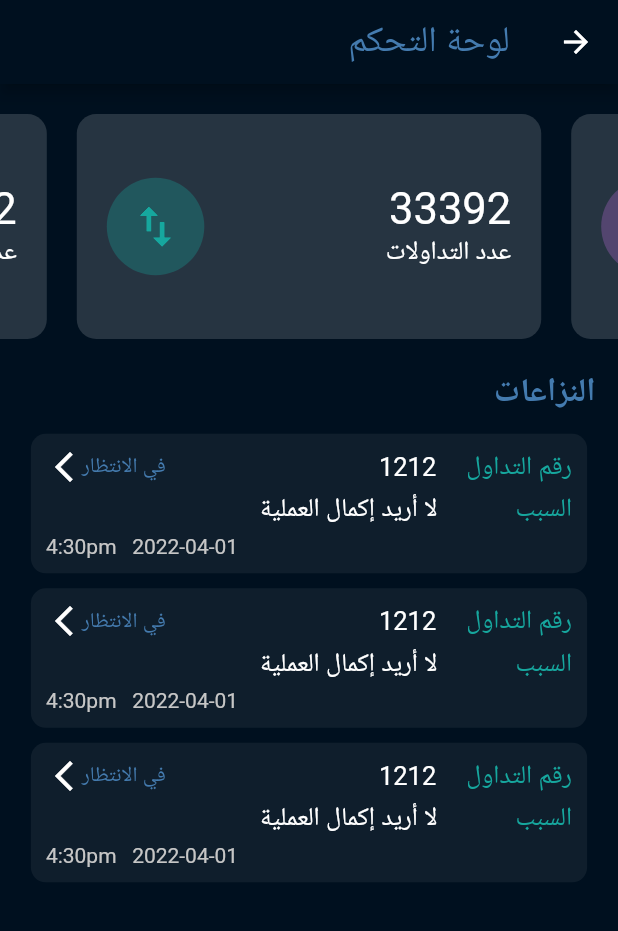
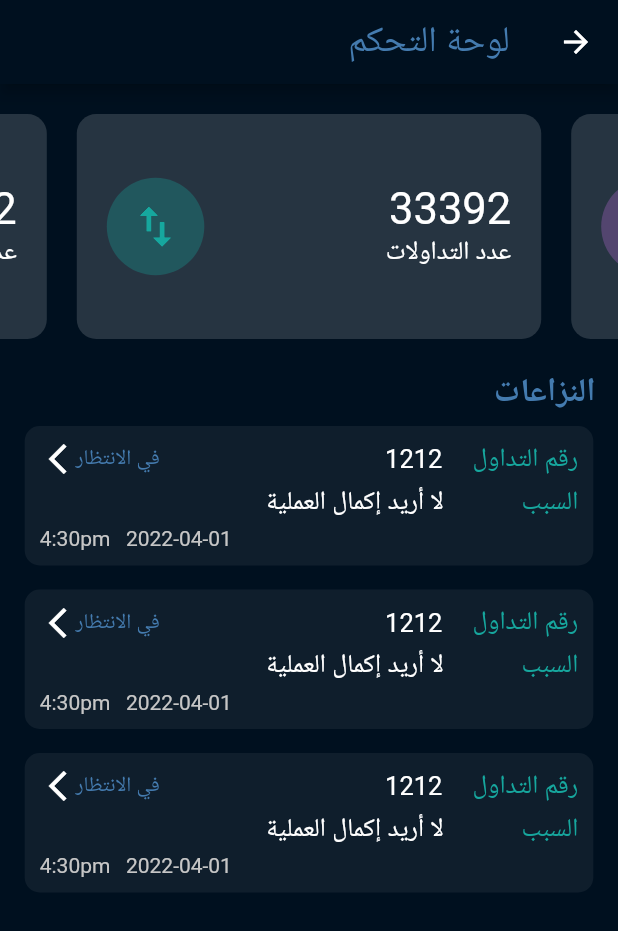
Before and after one commit to Abdulaziz4/aomlah, a Flutter app: the AdminDisputesView screen opened by its route, on a phone screen of 412 x 824 dp. Shown: the top 931 px of the screen. Run offline on Flutter 3.47's test engine with Material 2 defaults, Android fonts, the phone set to English and light mode, and no system bars; drawn by our look-alikes of carousel_slider; our stand-ins replace circular_countdown_timer, firebase_core, flutter_spinkit, flutter_staggered_animations, flutter_svg, google_fonts and 7 more; missing offline and left inert: clipboard, confirm_dialog, ecdsa, elliptic, interactive_chart, syncfusion_flutter_core; accounts and stored records are empty; network calls fail; Roboto replaces fonts that are missing (Cairo).

Commit message:
Polishing disputes list

```diff
--- a/lib/ui/views/admin_dashoard/disputes/admin_disputes_view.dart
+++ b/lib/ui/views/admin_dashoard/disputes/admin_disputes_view.dart
@@ -19,6 +19,7 @@ class _AdminDisputesViewState extends State<AdminDisputesView> {
         title: Text("لوحة التحكم"),
       ),
       body: Column(
+        crossAxisAlignment: CrossAxisAlignment.start,
         children: [
           Padding(
             padding: EdgeInsets.symmetric(
@@ -52,34 +53,23 @@ class _AdminDisputesViewState extends State<AdminDisputesView> {
               ],
             ),
           ),
-          Container(
-            width: MediaQuery.of(context).size.width,
-            child: Padding(
+          Padding(
             padding: EdgeInsets.symmetric(horizontal: 15),
-              child: Align(
-                  alignment: Alignment.centerRight,
             child: Text(
               "النزاعات",
               style: Constants.largeText.copyWith(
                 color: Constants.darkBlue,
                 fontWeight: FontWeight.bold,
               ),
-                  )),
             ),
           ),
-          Padding(
-            padding:
-                EdgeInsets.only(top: MediaQuery.of(context).size.height * 0.01),
-            child: Container(
-              /// You have to change the column to listView.builder to get the data and put it in card from the database.
-              /// Wrong: sorry my language is very bad .
-              child: Column(
+          Expanded(
+            child: ListView(
               children: const [
                 DisputeCard(),
                 DisputeCard(),
                 DisputeCard(),
               ],
-              ),
             ),
           )
         ],
@@ -87,5 +77,3 @@ class _AdminDisputesViewState extends State<AdminDisputesView> {
     );
   }
 }
-
-///  هذه هي كرتة النزاعات، قم بتعديلها كيفما تشاء .
--- a/lib/ui/views/admin_dashoard/disputes/components/dispute_card.dart
+++ b/lib/ui/views/admin_dashoard/disputes/components/dispute_card.dart
@@ -1,17 +1,27 @@
+import 'package:aomlah/core/app/app.locator.dart';
+import 'package:aomlah/core/app/app.router.dart';
 import 'package:aomlah/core/app/utils/constants.dart';
 import 'package:flutter/material.dart';
+import 'package:stacked_services/stacked_services.dart';
 
 class DisputeCard extends StatelessWidget {
   const DisputeCard({Key? key}) : super(key: key);
 
   @override
   Widget build(BuildContext context) {
-    return Padding(
-      padding: EdgeInsets.symmetric(
-          horizontal: MediaQuery.of(context).size.width * 0.05, vertical: 5),
+    return GestureDetector(
+      onTap: () {
+        locator<NavigationService>().navigateTo(Routes.disputeDetailsView);
+      },
       child: Container(
         decoration: BoxDecoration(
-            color: Constants.black2dp, borderRadius: BorderRadius.circular(10)),
+          color: Constants.black2dp,
+          borderRadius: BorderRadius.circular(10),
+        ),
+        margin: EdgeInsets.symmetric(
+          horizontal: MediaQuery.of(context).size.width * 0.04,
+          vertical: 8,
+        ),
         child: Align(
           alignment: Alignment.centerRight,
           child: Container(
@@ -76,8 +86,10 @@ class DisputeCard extends StatelessWidget {
                     Spacer(),
                     Text(
                       "2022-04-01   4:30pm",
-                      style: Constants.smallText
-                          .copyWith(color: Color(0xFFC6C6C6), fontSize: 14),
+                      style: Constants.smallText.copyWith(
+                        color: Color(0xFFC6C6C6),
+                        fontSize: 14,
+                      ),
                     ),
                   ],
                 )
```
Lines whose indentation alone changed are shown as unchanged.
